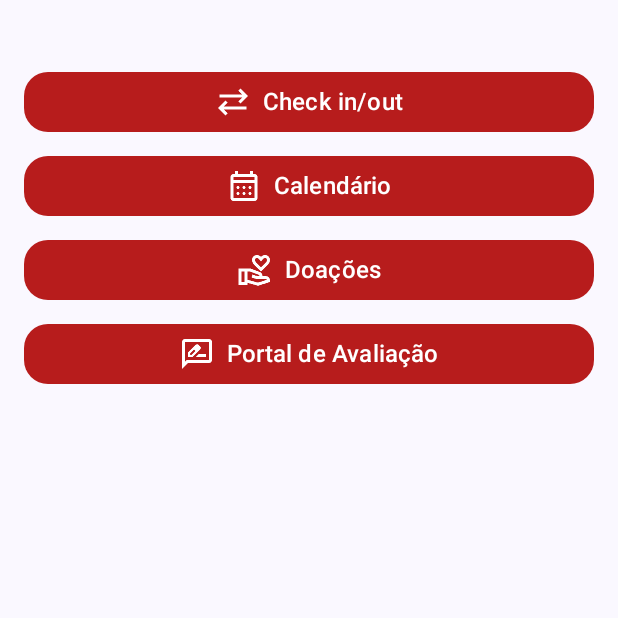
After one commit to RodrigoPilar/LojaSocial, an Android app built with Jetpack Compose: the HomeView screen opened through its navigation route, on a phone screen of 412 x 824 dp, the top half of it. The commit adds this screen. Run offline under Robolectric (Android 15) with nearby library versions, the phone set to English and light mode, and no system bars; our stand-ins replace Firebase (no records; nobody signed in at launch, a user with empty details on screens opened directly).

Commit message:
Update 1 do login

```diff
--- a/app/src/main/java/com/example/lojasocial/MainActivity.kt
+++ b/app/src/main/java/com/example/lojasocial/MainActivity.kt
@@ -4,44 +4,72 @@ import android.os.Bundle
 import androidx.activity.ComponentActivity
 import androidx.activity.compose.setContent
 import androidx.activity.enableEdgeToEdge
+import androidx.appcompat.app.AppCompatDelegate
 import androidx.compose.foundation.layout.fillMaxSize
 import androidx.compose.foundation.layout.padding
 import androidx.compose.material3.Scaffold
-import androidx.compose.material3.Text
-import androidx.compose.runtime.Composable
+import androidx.compose.runtime.LaunchedEffect
 import androidx.compose.ui.Modifier
-import androidx.compose.ui.tooling.preview.Preview
+import androidx.navigation.compose.NavHost
+import androidx.navigation.compose.composable
+import androidx.navigation.compose.currentBackStackEntryAsState
+import androidx.navigation.compose.rememberNavController
+import com.example.lojasocial.ui.home.HomeView
+import com.example.lojasocial.ui.components.BottomNavigationBar
+import com.example.lojasocial.ui.components.TopBar
+import com.example.lojasocial.ui.login.LoginView
 import com.example.lojasocial.ui.theme.LojaSocialTheme
+import com.google.firebase.auth.ktx.auth
+import com.google.firebase.ktx.Firebase
 
 class MainActivity : ComponentActivity() {
     override fun onCreate(savedInstanceState: Bundle?) {
         super.onCreate(savedInstanceState)
+
+        AppCompatDelegate.setDefaultNightMode(AppCompatDelegate.MODE_NIGHT_NO)
+
         enableEdgeToEdge()
         setContent {
+            val navController = rememberNavController()
             LojaSocialTheme {
-                Scaffold(modifier = Modifier.fillMaxSize()) { innerPadding ->
-                    Greeting(
-                        name = "Android",
+                Scaffold(
+                    modifier = Modifier.fillMaxSize()
+                ) { innerPadding ->
+                    NavHost(
+                        navController = navController,
+                        startDestination = Screen.Login.route,
                         modifier = Modifier.padding(innerPadding)
-                    )
+                    ) {
+                        composable(Screen.Login.route) {
+                            LoginView(onLoginSuccess = {
+                                navController.navigate(Screen.Home.route) {
+                                    popUpTo(Screen.Login.route) { inclusive = true }
+                                }
+                            })
+                        }
+
+                        composable(Screen.Home.route) {
+                            HomeView()
+                        }
+                    }
+
+                    // Verifica se o utilizador já está autenticado
+                    LaunchedEffect(Unit) {
+                        val auth = Firebase.auth
+                        val currentUser = auth.currentUser
+                        if (currentUser != null) {
+                            navController.navigate(Screen.Home.route) {
+                                popUpTo(Screen.Login.route) { inclusive = true }
+                            }
+                        }
+                    }
                 }
             }
         }
     }
 }
 
-@Composable
-fun Greeting(name: String, modifier: Modifier = Modifier) {
-    Text(
-        text = "Hello $name!",
-        modifier = modifier
-    )
+sealed class Screen(val route: String) {
+    object Login : Screen("login")
+    object Home : Screen("home")
 }
-
-@Preview(showBackground = true)
-@Composable
-fun GreetingPreview() {
-    LojaSocialTheme {
-        Greeting("Android")
-    }
-}
--- /dev/null
+++ b/app/src/main/java/com/example/lojasocial/ui/home/HomeView.kt
@@ -0,0 +1,96 @@
+package com.example.lojasocial.ui.home
+
+import androidx.compose.foundation.background
+import androidx.compose.foundation.layout.*
+import androidx.compose.foundation.shape.CircleShape
+import androidx.compose.foundation.shape.RoundedCornerShape
+import androidx.compose.material.icons.Icons
+import androidx.compose.material.icons.filled.Home
+import androidx.compose.material3.*
+import androidx.compose.runtime.Composable
+import androidx.compose.ui.Alignment
+import androidx.compose.ui.Modifier
+import androidx.compose.ui.graphics.Color
+import androidx.compose.ui.graphics.vector.ImageVector
+import androidx.compose.ui.res.painterResource
+import androidx.compose.ui.text.font.FontWeight
+import androidx.compose.ui.unit.dp
+import androidx.compose.ui.unit.sp
+import com.example.lojasocial.R
+import com.example.lojasocial.ui.components.BottomNavigationBar
+import com.example.lojasocial.ui.components.TopBar
+
+
+@Composable
+fun HomeView(
+    onCheckInOutClick: () -> Unit = {},
+    onCalendarClick: () -> Unit = {},
+    onDonationsClick: () -> Unit = {},
+    onPortalClick: () -> Unit = {}
+) {
+    Column(
+        modifier = Modifier
+            .fillMaxSize()
+            .padding(16.dp),
+        horizontalAlignment = Alignment.CenterHorizontally
+    ) {
+        Spacer(modifier = Modifier.height(24.dp))
+
+        // Botões de navegação
+        NavigationButton(
+            text = "Check in/out",
+            iconId = R.drawable.ic_checkin,
+            onClick = onCheckInOutClick
+        )
+        NavigationButton(
+            text = "Calendário",
+            iconId = R.drawable.ic_calendar,
+            onClick = onCalendarClick
+        )
+        NavigationButton(
+            text = "Doações",
+            iconId = R.drawable.ic_donation,
+            onClick = onDonationsClick
+        )
+        NavigationButton(
+            text = "Portal de Avaliação",
+            iconId = R.drawable.ic_rateview,
+            onClick = onPortalClick
+        )
+    }
+}
+
+@Composable
+fun NavigationButton(
+    text: String,
+    iconId: Int,
+    onClick: () -> Unit
+) {
+    Button(
+        onClick = onClick,
+        modifier = Modifier
+            .fillMaxWidth()
+            .height(56.dp)
+            .padding(vertical = 8.dp),
+        colors = ButtonDefaults.buttonColors(containerColor = Color(0xFFB71C1C)),
+        shape = RoundedCornerShape(16.dp)
+    ) {
+        Row(
+            verticalAlignment = Alignment.CenterVertically,
+            horizontalArrangement = Arrangement.Center
+        ) {
+            Icon(
+                painter = painterResource(id = iconId),
+                contentDescription = text,
+                tint = Color.White,
+                modifier = Modifier.size(24.dp)
+            )
+            Spacer(modifier = Modifier.width(8.dp))
+            Text(
+                text = text,
+                color = Color.White,
+                fontSize = 16.sp
+            )
+        }
+    }
+}
--- a/app/src/main/java/com/example/lojasocial/ui/login/LoginView.kt
+++ b/app/src/main/java/com/example/lojasocial/ui/login/LoginView.kt
@@ -1 +1,81 @@
 package com.example.lojasocial.ui.login
+
+import android.widget.Toast
+import androidx.compose.foundation.layout.*
+import androidx.compose.material3.*
+import androidx.compose.runtime.*
+import androidx.compose.ui.Alignment
+import androidx.compose.ui.Modifier
+import androidx.compose.ui.platform.LocalContext
+import androidx.compose.ui.text.input.PasswordVisualTransformation
+import androidx.compose.ui.unit.dp
+import androidx.lifecycle.viewmodel.compose.viewModel
+
+
+@Composable
+fun LoginView(
+    modifier: Modifier = Modifier,
+    onLoginSuccess: () -> Unit = {}
+) {
+    // Inicializa o ViewModel e observa o estado
+    val viewModel: LoginViewModel = viewModel()
+    val state by viewModel.state.collectAsState()
+    val context = LocalContext.current
+
+    Column(
+        modifier = modifier
+            .fillMaxSize()
+            .padding(16.dp),
+        verticalArrangement = Arrangement.Center,
+        horizontalAlignment = Alignment.CenterHorizontally
+    ) {
+        // Campo de email
+        TextField(
+            value = state.email,
+            onValueChange = { viewModel.onEmailChange(it) },
+            label = { Text("Email") },
+            modifier = Modifier.fillMaxWidth()
+        )
+
+        Spacer(modifier = Modifier.height(16.dp))
+
+        // Campo de password
+        TextField(
+            value = state.password,
+            onValueChange = { viewModel.onPasswordChange(it) },
+            label = { Text("Password") },
+            visualTransformation = PasswordVisualTransformation(),
+            modifier = Modifier.fillMaxWidth()
+        )
+
+        Spacer(modifier = Modifier.height(16.dp))
+
+        // Botão de login
+        Button(
+            onClick = {
+                viewModel.login(
+                    onSuccess = {
+                        Toast.makeText(context, "Login bem-sucedido!", Toast.LENGTH_SHORT).show()
+                        onLoginSuccess()
+                    },
+                    onFailure = { errorMessage ->
+                        Toast.makeText(context, errorMessage, Toast.LENGTH_SHORT).show()
+                    }
+                )
+            },
+            modifier = Modifier.fillMaxWidth()
+        ) {
+            Text("Login")
+        }
+
+        // Exibe mensagem de erro se houver
+        state.errorMessage?.let {
+            Spacer(modifier = Modifier.height(8.dp))
+            Text(
+                text = it,
+                color = MaterialTheme.colorScheme.error,
+                modifier = Modifier.align(Alignment.Start)
+            )
+        }
+    }
+}
--- a/app/src/main/java/com/example/lojasocial/ui/login/LoginViewModel.kt
+++ b/app/src/main/java/com/example/lojasocial/ui/login/LoginViewModel.kt
@@ -1 +1,67 @@
 package com.example.lojasocial.ui.login
+
+import androidx.lifecycle.ViewModel
+import kotlinx.coroutines.flow.MutableStateFlow
+import kotlinx.coroutines.flow.StateFlow
+import kotlinx.coroutines.flow.update
+import com.google.firebase.auth.FirebaseAuth
+
+
+data class LoginState(
+    val email: String = "",
+    val password: String = "",
+    val role: String = "", // Pode ser "admin", "voluntário", etc.
+    val errorMessage: String? = null,
+    val isLoggedIn: Boolean = false // Booleano para indicar se o login foi bem-sucedido
+)
+
+
+class LoginViewModel : ViewModel() {
+    // Estado do login gerido por StateFlow
+    private val _state = MutableStateFlow(LoginState())
+    val state: StateFlow<LoginState> = _state
+
+    // Atualizar o email no estado
+    fun onEmailChange(email: String) {
+        _state.update { currentState ->
+            currentState.copy(email = email)
+        }
+    }
+
+    // Atualizar a password no estado
+    fun onPasswordChange(password: String) {
+        _state.update { currentState ->
+            currentState.copy(password = password)
+        }
+    }
+
+    // Realizar o login
+    fun login(onSuccess: () -> Unit, onFailure: (String) -> Unit) {
+        val email = _state.value.email
+        val password = _state.value.password
+
+        if (email.isBlank() || password.isBlank()) {
+            _state.update { currentState ->
+                currentState.copy(errorMessage = "Por favor, preencha todos os campos.")
+            }
+            return
+        }
+
+        FirebaseAuth.getInstance()
+            .signInWithEmailAndPassword(email, password)
+            .addOnCompleteListener { task ->
+                if (task.isSuccessful) {
+                    _state.update { currentState ->
+                        currentState.copy(isLoggedIn = true, errorMessage = null)
+                    }
+                    onSuccess()
+                } else {
+                    val errorMessage = task.exception?.localizedMessage ?: "Erro ao iniciar sessão."
+                    _state.update { currentState ->
+                        currentState.copy(errorMessage = errorMessage)
+                    }
+                    onFailure(errorMessage)
+                }
+            }
+    }
+}
--- a/gradle/libs.versions.toml
+++ b/gradle/libs.versions.toml
@@ -8,6 +8,9 @@ espressoCore = "3.6.1"
 lifecycleRuntimeKtx = "2.8.7"
 activityCompose = "1.9.3"
 composeBom = "2024.04.01"
+firebaseAuthKtx = "23.1.0"
+navigationCompose = "2.8.5"
+appcompat = "1.7.0"
 
 [libraries]
 androidx-core-ktx = { group = "androidx.core", name = "core-ktx", version.ref = "coreKtx" }
@@ -24,6 +27,9 @@ androidx-ui-tooling-preview = { group = "androidx.compose.ui", name = "ui-toolin
 androidx-ui-test-manifest = { group = "androidx.compose.ui", name = "ui-test-manifest" }
 androidx-ui-test-junit4 = { group = "androidx.compose.ui", name = "ui-test-junit4" }
 androidx-material3 = { group = "androidx.compose.material3", name = "material3" }
+firebase-auth-ktx = { group = "com.google.firebase", name = "firebase-auth-ktx", version.ref = "firebaseAuthKtx" }
+androidx-navigation-compose = { group = "androidx.navigation", name = "navigation-compose", version.ref = "navigationCompose" }
+androidx-appcompat = { group = "androidx.appcompat", name = "appcompat", version.ref = "appcompat" }
 
 [plugins]
 android-application = { id = "com.android.application", version.ref = "agp" }
```
Also changed, not shown: app/build.gradle.kts (+10 -1 lines), app/src/main/java/com/example/lojasocial/models/User.kt (added, +8 -0 lines), app/src/main/java/com/example/lojasocial/repositories/UserRepository.kt (added, +42 -0 lines), app/src/main/java/com/example/lojasocial/ui/components/BottomBar.kt (added, +87 -0 lines), app/src/main/java/com/example/lojasocial/ui/components/TopBar.kt (added, +35 -0 lines), app/src/main/res/drawable/ic_calendar.png (added), app/src/main/res/drawable/ic_checkin.png (added), app/src/main/res/drawable/ic_donation.png (added), app/src/main/res/drawable/ic_logo.png (added), app/src/main/res/drawable/ic_rateview.png (added), 2 other files.
